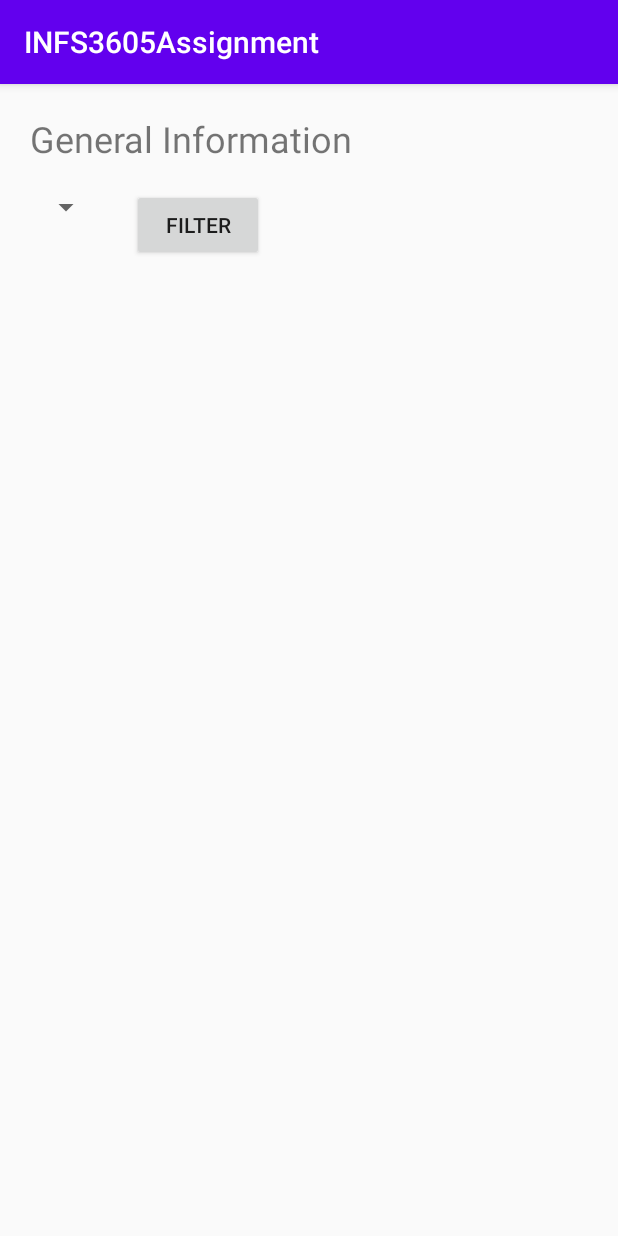
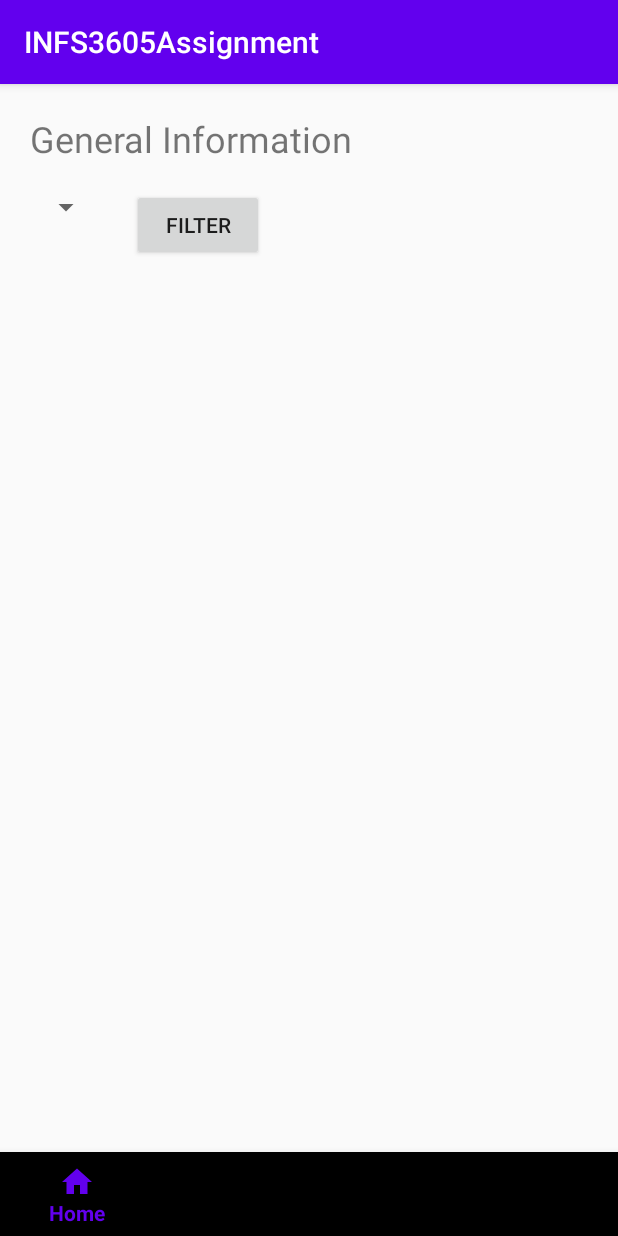
Before and after one commit to EmmaStyles/INFS3605Assignment, an Android app: the GeneralInfoActivity screen opened directly, with no data from a screen before it, on a phone screen of 412 x 824 dp. Run offline under Robolectric (Android 15) with nearby library versions, the phone set to English and light mode, and no system bars.

Commit message:
Added bottom navigation pane which launches the respective activities.

```diff
--- a/app/src/main/java/com/infs3605/infs3605/SchemesActivity.java
+++ b/app/src/main/java/com/infs3605/infs3605/SchemesActivity.java
@@ -32,12 +32,12 @@ public class SchemesActivity extends AppCompatActivity {
             public boolean onNavigationItemSelected(@NonNull MenuItem menuItem) {
                 switch (menuItem.getItemId()){
                     case R.id.home:
-                        Intent intent1 = new Intent(SchemesActivity.this, MainActivity.class);
+                        Intent intent1 = new Intent(SchemesActivity.this, GeneralInfoActivity.class);
                         startActivity(intent1);
                         overridePendingTransition(0,0);
                         break;
                     case R.id.industries:
-                        Intent intent2 = new Intent(SchemesActivity.this, IndustryActivity.class);
+                        Intent intent2 = new Intent(SchemesActivity.this, MainActivity.class);
                         startActivity(intent2);
                         overridePendingTransition(0,0);
                         break;
--- a/app/src/main/res/layout/activity_general_info.xml
+++ b/app/src/main/res/layout/activity_general_info.xml
@@ -1,5 +1,6 @@
 <?xml version="1.0" encoding="utf-8"?>
-<androidx.constraintlayout.widget.ConstraintLayout xmlns:android="http://schemas.android.com/apk/res/android"
+<androidx.coordinatorlayout.widget.CoordinatorLayout
+    xmlns:android="http://schemas.android.com/apk/res/android"
     xmlns:app="http://schemas.android.com/apk/res-auto"
     xmlns:tools="http://schemas.android.com/tools"
     android:layout_width="match_parent"
@@ -52,7 +53,16 @@
         android:id="@+id/rv_general_info"
         android:layout_marginTop="150dp" />
 
+    <com.google.android.material.bottomnavigation.BottomNavigationView
+        android:layout_width="match_parent"
+        android:layout_height="wrap_content"
+        android:id="@+id/bottomNavigationPane"
+        android:layout_gravity="bottom"
+        app:menu="@menu/menu_navigation"
+        app:itemHorizontalTranslationEnabled="false"
+        />
 
 
 
-</androidx.constraintlayout.widget.ConstraintLayout>
+
+</androidx.coordinatorlayout.widget.CoordinatorLayout>
--- a/app/src/main/res/layout/activity_main.xml
+++ b/app/src/main/res/layout/activity_main.xml
@@ -1,5 +1,5 @@
 <?xml version="1.0" encoding="utf-8"?>
-<RelativeLayout
+<androidx.coordinatorlayout.widget.CoordinatorLayout
 
     xmlns:android="http://schemas.android.com/apk/res/android"
     xmlns:app="http://schemas.android.com/apk/res-auto"
@@ -90,4 +90,4 @@
             android:layout_alignParentBottom="true"
             android:background="?android:attr/windowBackground"/>
 
-</RelativeLayout>
+</androidx.coordinatorlayout.widget.CoordinatorLayout>
```
Also changed, not shown: app/src/main/java/com/infs3605/infs3605/GeneralInfoActivity.java (+40 -0 lines), app/src/main/java/com/infs3605/infs3605/LiveUpdatesActivity.java (+26 -0 lines), app/src/main/java/com/infs3605/infs3605/MainActivity.java (+4 -4 lines).
